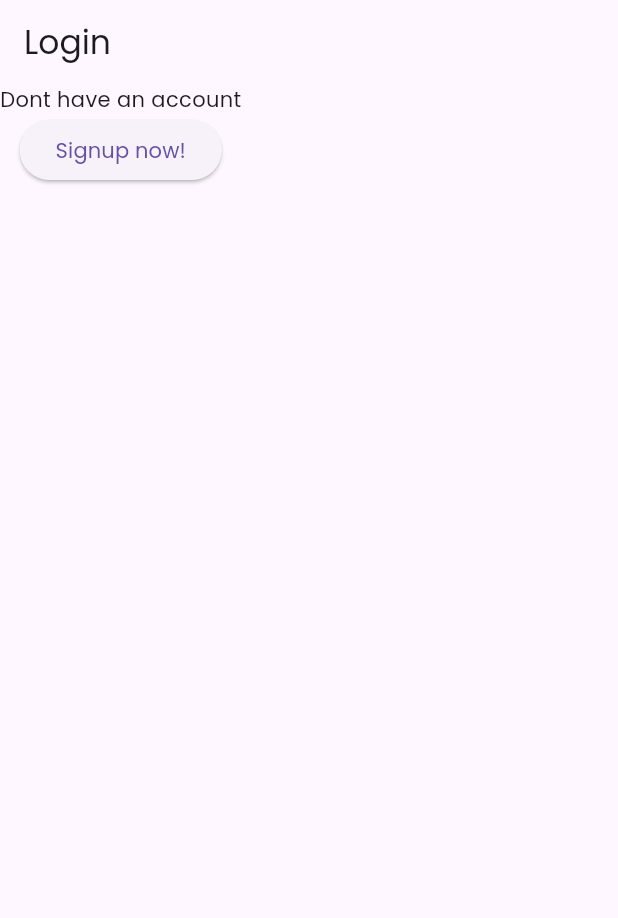
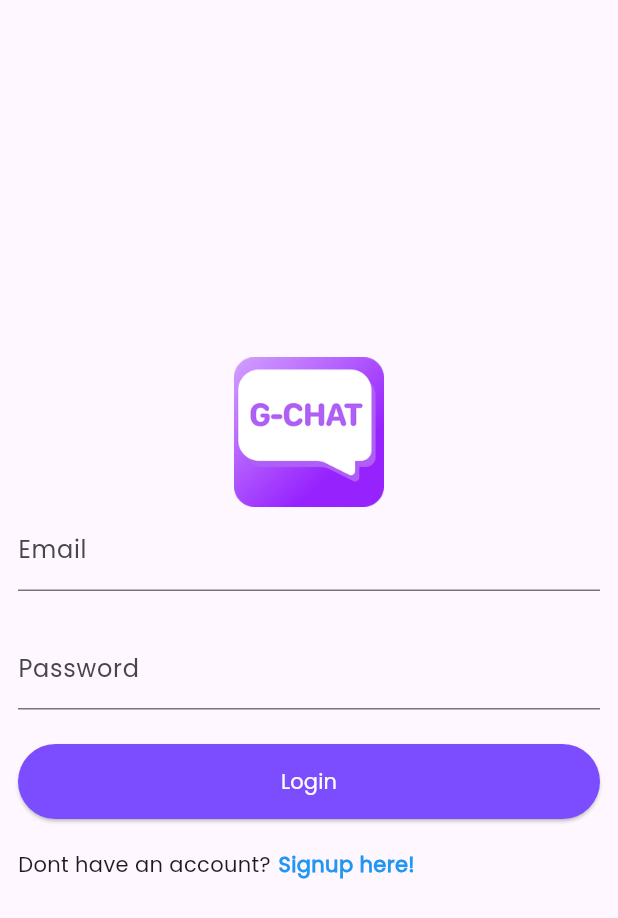
Before and after one commit to Clmokaya/Globalchat_app, a Flutter app: the screen it shows after launch, on a phone screen of 412 x 824 dp. Shown: the top 918 px of the screen. Run offline on Flutter 3.47's test engine with Material 3 defaults, Android fonts, the phone set to English and light mode, and no system bars; our stand-ins replace firebase_auth, firebase_core; accounts and stored records are empty.

Commit message:
adding basic decorations and app logo

```diff
--- /dev/null
+++ b/lib/controllers/login_controller.dart
@@ -0,0 +1,31 @@
+import 'package:firebase_auth/firebase_auth.dart';
+import 'package:flutter/material.dart';
+import 'package:globalchat/screens/dashboard_screen.dart';
+
+class LoginController {
+  static Future<void> login(
+      {required BuildContext context,
+      required String email,
+      required String password}) async {
+    try {
+      await FirebaseAuth.instance
+          .signInWithEmailAndPassword(email: email, password: password);
+
+      Navigator.pushAndRemoveUntil(context,
+          MaterialPageRoute(builder: (context) {
+        return DashboardScreen();
+      }), (route) {
+        return false;
+      });
+
+      print('Account created successfully!');
+    } catch (e) {
+      SnackBar messageSnackBar =
+          SnackBar(backgroundColor: Colors.red, content: Text(e.toString()));
+
+      ScaffoldMessenger.of(context).showSnackBar(messageSnackBar);
+
+      print(e);
+    }
+  }
+}
--- a/lib/screens/login_screen.dart
+++ b/lib/screens/login_screen.dart
@@ -1,4 +1,6 @@
 import 'package:flutter/material.dart';
+import 'package:globalchat/controllers/login_controller.dart';
+import 'package:globalchat/controllers/signup_controller.dart';
 import 'package:globalchat/screens/signup_screen.dart';
 
 class LoginScreen extends StatefulWidget {
@@ -9,23 +11,98 @@ class LoginScreen extends StatefulWidget {
 }
 
 class _LoginScreenState extends State<LoginScreen> {
+  var userForm = GlobalKey<FormState>();
+  TextEditingController email = TextEditingController();
+  TextEditingController password = TextEditingController();
+
   @override
   Widget build(BuildContext context) {
     return Scaffold(
-      appBar: AppBar(
-        title: Text('Login'),
+      // appBar: AppBar(
+      //   title: Text('Login'),
+      // ),
+      body: Form(
+        key: userForm,
+        child: Padding(
+          padding: const EdgeInsets.all(12.0),
+          child: Column(
+            mainAxisAlignment: MainAxisAlignment.center,
+            children: [
+              SizedBox(
+                  height: 100,
+                  width: 100,
+                  child: Image.asset("Assets/images/logo.png")),
+              TextFormField(
+                autovalidateMode: AutovalidateMode.onUserInteraction,
+                controller: email,
+                validator: (value) {
+                  if (value == null || value.isEmpty) {
+                    return "Email is required";
+                  }
+                },
+                decoration: InputDecoration(label: Text('Email')),
               ),
-      body: Column(
+              SizedBox(height: 23),
+              TextFormField(
+                autovalidateMode: AutovalidateMode.onUserInteraction,
+                controller: password,
+                validator: (value) {
+                  if (value == null || value.isEmpty) {
+                    return "Password is required";
+                  }
+                },
+                obscureText: true,
+                enableSuggestions: false,
+                autocorrect: false,
+                decoration: InputDecoration(label: Text('Password')),
+              ),
+              SizedBox(height: 23),
+              Row(
                 children: [
-          Text('Dont have an account'),
-          ElevatedButton(
+                  Expanded(
+                    child: ElevatedButton(
+                        style: ElevatedButton.styleFrom(
+                            minimumSize: Size(0, 50),
+                            foregroundColor: Colors.white,
+                            backgroundColor: Colors.deepPurpleAccent),
                         onPressed: () {
-                Navigator.push(context, MaterialPageRoute(builder: (context) {
+                          if (userForm.currentState!.validate()) {
+                            LoginController.login(
+                                context: context,
+                                email: email.text,
+                                password: password.text); //create account
+                          }
+                        },
+                        child: Text('Login')),
+                  ),
+                ],
+              ),
+              SizedBox(
+                height: 20,
+              ),
+              Row(
+                children: [
+                  Text('Dont have an account?'),
+                  SizedBox(
+                    width: 5,
+                  ),
+                  InkWell(
+                      onTap: () {
+                        Navigator.push(context,
+                            MaterialPageRoute(builder: (context) {
                           return SignupScreen();
                         }));
                       },
-              child: Text('Signup now!'))
+                      child: Text(
+                        'Signup here!',
+                        style: TextStyle(
+                            color: Colors.blue, fontWeight: FontWeight.bold),
+                      ))
                 ],
+              )
+            ],
+          ),
+        ),
       ),
     );
   }
--- a/pubspec.yaml
+++ b/pubspec.yaml
@@ -60,9 +60,8 @@ flutter:
   uses-material-design: true
 
   # To add assets to your application, add an assets section, like this:
-  # assets:
-  #   - images/a_dot_burr.jpeg
-  #   - images/a_dot_ham.jpeg
+  assets:
+    - Assets/images/
 
   # An image asset can refer to one or more resolution-specific "variants", see
   # https://flutter.dev/to/resolution-aware-images
```
Also changed, not shown: lib/screens/signup_screen.dart (+17 -3 lines), lib/screens/splash_screen.dart (+15 -3 lines), Assets/images/logo.png (added). Lines whose indentation alone changed are shown as unchanged.
